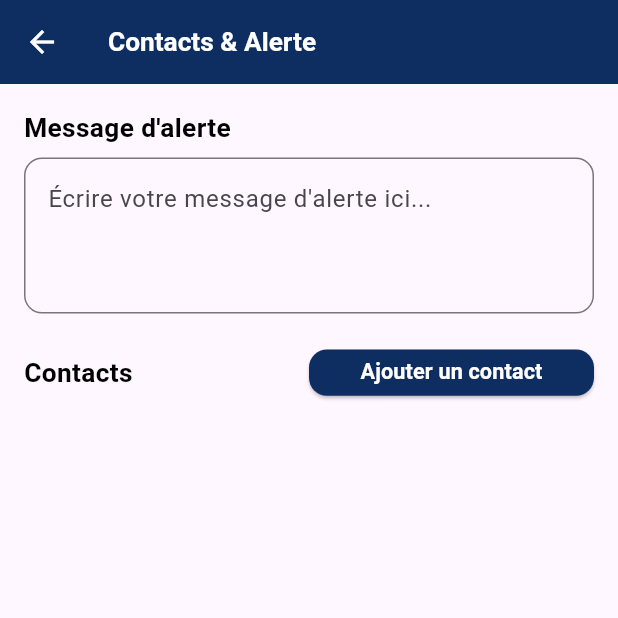
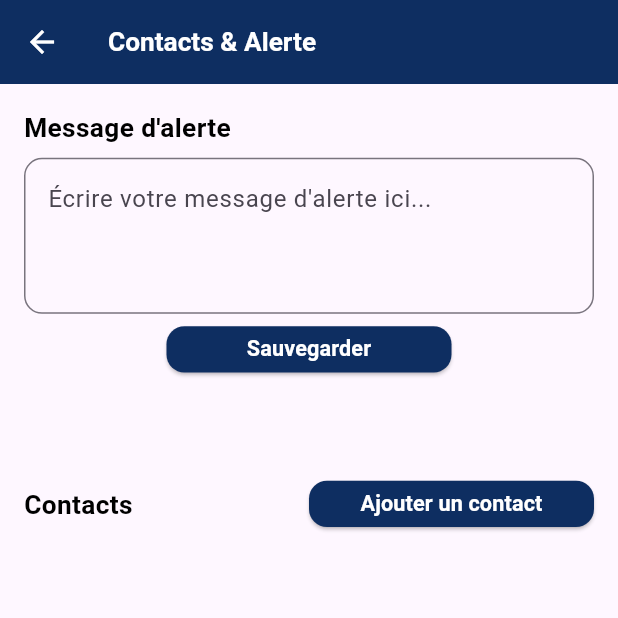
Before and after one commit to ItsmePatrice/Discreta, a Flutter app: the ContactsPage screen opened directly, on a phone screen of 412 x 824 dp, the top half of it. Run offline on Flutter 3.47's test engine with Material 3 defaults, Android fonts, the phone set to English and light mode, and no system bars; our stand-ins replace connectivity_plus, firebase_auth, firebase_core, flutter_screenutil, google_sign_in, logger and 1 more; accounts and stored records are empty.

Commit message:
save button added

```diff
--- a/discreta/lib/app/src/1_Front_end/lib/Screens/contact_screen.dart
+++ b/discreta/lib/app/src/1_Front_end/lib/Screens/contact_screen.dart
@@ -1,12 +1,13 @@
+import 'package:discreta/app/src/1_Front_end/Assets/enum/button_size.dart';
 import 'package:discreta/app/src/1_Front_end/Assets/enum/text_size.dart';
 import 'package:discreta/app/src/1_Front_end/lib/Classes/contact.dart';
 import 'package:discreta/app/src/1_Front_end/lib/Components/discreta_button.dart';
 import 'package:discreta/app/src/1_Front_end/lib/Components/discreta_text.dart';
 import 'package:discreta/app/src/1_Front_end/lib/Components/loading_overlay.dart';
 import 'package:discreta/app/src/1_Front_end/Assets/colors.dart';
-import 'package:discreta/app/src/1_Front_end/lib/Components/Layout/discreta_nav_bar.dart';
 import 'package:discreta/l10n/app_localizations.dart';
 import 'package:flutter/material.dart';
+import 'package:flutter_screenutil/flutter_screenutil.dart';
 
 class ContactsPage extends StatefulWidget {
   const ContactsPage({super.key});
@@ -176,6 +177,10 @@ class _ContactsPageState extends State<ContactsPage> {
     });
   }
 
+  void _dismissKeyboard() {
+    FocusScope.of(context).unfocus();
+  }
+
   @override
   Widget build(BuildContext context) {
     return Scaffold(
@@ -194,7 +199,10 @@ class _ContactsPageState extends State<ContactsPage> {
       ),
       body: Stack(
         children: [
-          SingleChildScrollView(
+          GestureDetector(
+            onTap: _dismissKeyboard,
+            behavior: HitTestBehavior.translucent,
+            child: SingleChildScrollView(
               padding: const EdgeInsets.all(16.0),
               child: Column(
                 crossAxisAlignment: CrossAxisAlignment.start,
@@ -204,7 +212,7 @@ class _ContactsPageState extends State<ContactsPage> {
                     fontWeight: FontWeight.bold,
                     size: TextSize.medium,
                   ),
-                const SizedBox(height: 8),
+                  SizedBox(height: 8.h),
                   TextField(
                     controller: _alertController,
                     maxLines: 3,
@@ -217,7 +225,22 @@ class _ContactsPageState extends State<ContactsPage> {
                       )!.alertMessagePlaceholder,
                     ),
                   ),
-                const SizedBox(height: 24),
+                  SizedBox(height: 8.h),
+                  Row(
+                    mainAxisAlignment: MainAxisAlignment.center,
+                    children: [
+                      DiscretaButton(
+                        text: AppLocalizations.of(context)!.save,
+                        size: ButtonSize.medium,
+                        onPressed: () {
+                          // Save alert message logic here
+                          _dismissKeyboard();
+                        },
+                      ),
+                    ],
+                  ),
+
+                  SizedBox(height: 70.h),
                   Row(
                     mainAxisAlignment: MainAxisAlignment.spaceBetween,
                     children: [
@@ -270,6 +293,8 @@ class _ContactsPageState extends State<ContactsPage> {
                 ],
               ),
             ),
+          ),
+
           if (_isLoading) const LoadingOverlay(),
         ],
       ),
```
Lines whose indentation alone changed are shown as unchanged.
